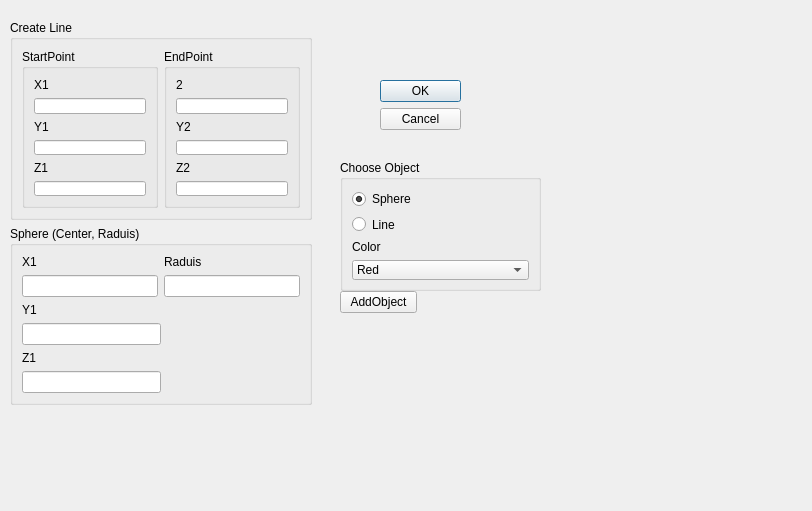
First picture: the form in modules/PolygonPrimitives/PolygonPrimitives.ui, repository 3dct/open_iA, before the edit.
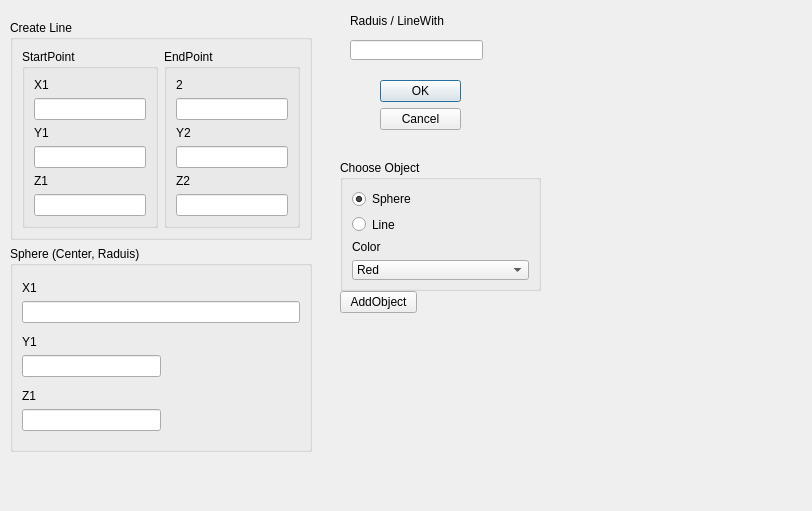
Second picture: the form after the edit.

Commit message: Thickness for lines

```diff
--- a/modules/PolygonPrimitives/PolygonPrimitives.ui
+++ b/modules/PolygonPrimitives/PolygonPrimitives.ui
@@ -35,7 +35,7 @@
      <x>10</x>
      <y>20</y>
      <width>302</width>
-     <height>385</height>
+     <height>432</height>
     </rect>
    </property>
    <layout class="QVBoxLayout" name="verticalLayout_11">
@@ -177,18 +177,7 @@
           </layout>
          </item>
          <item>
-          <layout class="QVBoxLayout" name="verticalLayout_16">
-           <item>
-            <widget class="QLabel" name="label_8">
-             <property name="text">
-              <string>Raduis</string>
-             </property>
-            </widget>
-           </item>
-           <item>
-            <widget class="QLineEdit" name="ed_SphereCentRaduis"/>
-           </item>
-          </layout>
+          <layout class="QVBoxLayout" name="verticalLayout_16"/>
          </item>
         </layout>
        </item>
@@ -346,6 +335,29 @@
     </item>
    </layout>
   </widget>
+  <widget class="QLineEdit" name="ed_Thickness">
+   <property name="geometry">
+    <rect>
+     <x>350</x>
+     <y>40</y>
+     <width>133</width>
+     <height>20</height>
+    </rect>
+   </property>
+  </widget>
+  <widget class="QLabel" name="label_8">
+   <property name="geometry">
+    <rect>
+     <x>350</x>
+     <y>8</y>
+     <width>133</width>
+     <height>26</height>
+    </rect>
+   </property>
+   <property name="text">
+    <string>Raduis / LineWith</string>
+   </property>
+  </widget>
  </widget>
  <resources/>
  <connections/>
```
The commit also changes 3 other files.
